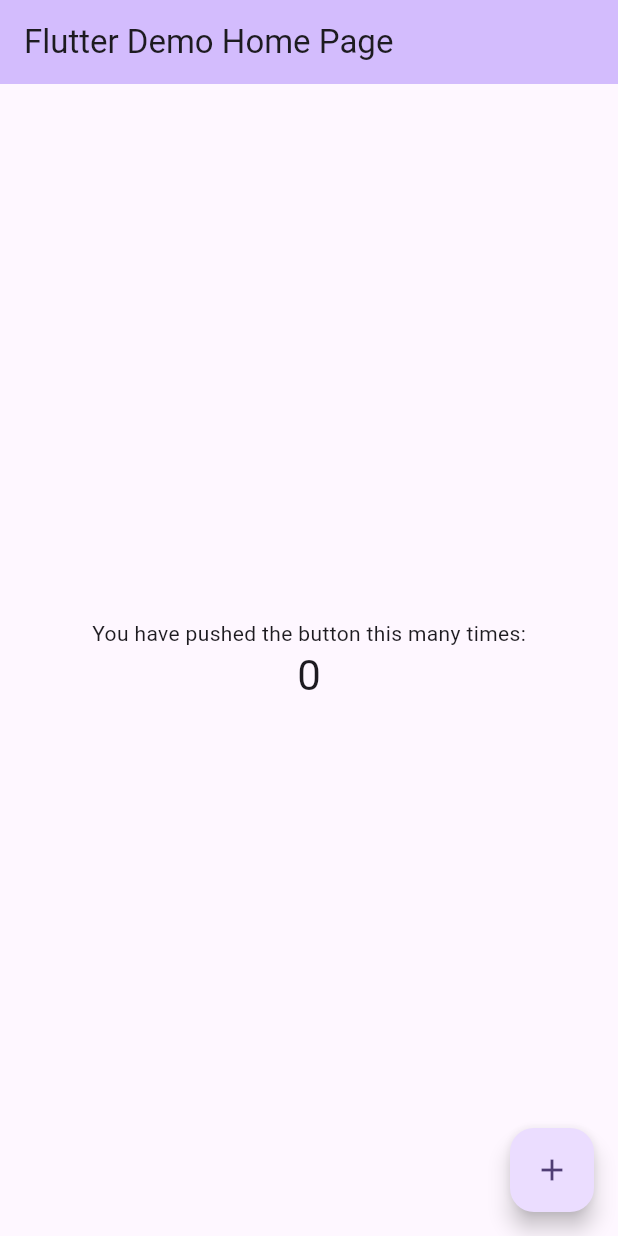
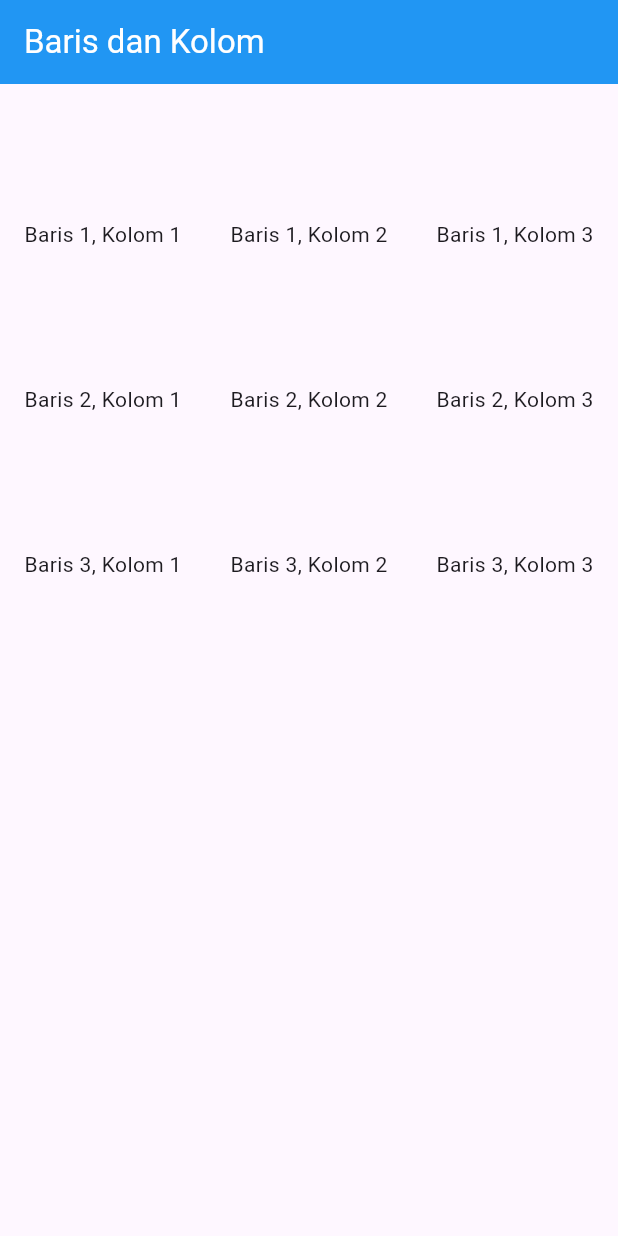
Before and after one commit to adejui/mobile-programming, a Flutter app: the screen it shows after launch, on a phone screen of 412 x 824 dp. Run offline on Flutter 3.47's test engine with Material 3 defaults, Android fonts, the phone set to English and light mode, and no system bars.

Commit message:
complete week 4 tasks and materials

```diff
--- /dev/null
+++ b/lib/baris_kolom.dart
@@ -0,0 +1,47 @@
+import 'package:flutter/material.dart';
+
+class BarisKolom extends StatelessWidget {
+  const BarisKolom({super.key});
+
+  @override
+  Widget build(BuildContext context) {
+    return Scaffold(
+      appBar: AppBar(
+        title: const Text("Baris dan Kolom"),
+        backgroundColor: Colors.blue,
+        foregroundColor: Colors.white,
+      ),
+      body: Column(
+        children: const [
+          SizedBox(height: 90),
+          Row(
+            mainAxisAlignment: MainAxisAlignment.spaceAround,
+            children: [
+              Text("Baris 1, Kolom 1"),
+              Text("Baris 1, Kolom 2"),
+              Text("Baris 1, Kolom 3"),
+            ],
+          ),
+          SizedBox(height: 90),
+          Row(
+            mainAxisAlignment: MainAxisAlignment.spaceAround,
+            children: [
+              Text("Baris 2, Kolom 1"),
+              Text("Baris 2, Kolom 2"),
+              Text("Baris 2, Kolom 3"),
+            ],
+          ),
+          SizedBox(height: 90),
+          Row(
+            mainAxisAlignment: MainAxisAlignment.spaceAround,
+            children: [
+              Text("Baris 3, Kolom 1"),
+              Text("Baris 3, Kolom 2"),
+              Text("Baris 3, Kolom 3"),
+            ],
+          ),
+        ],
+      ),
+    );
+  }
+}
--- a/lib/main.dart
+++ b/lib/main.dart
@@ -1,122 +1,20 @@
 import 'package:flutter/material.dart';
+import 'package:latihan_flutter1/baris_kolom.dart';
+import 'package:latihan_flutter1/column_widget.dart';
+import 'package:latihan_flutter1/hello_world.dart';
+import 'package:latihan_flutter1/row_widget.dart';
 
-void main() {
-  runApp(const MyApp());
-}
+void main() => runApp(MyApp());
 
 class MyApp extends StatelessWidget {
   const MyApp({super.key});
-
   // This widget is the root of your application.
   @override
   Widget build(BuildContext context) {
     return MaterialApp(
-      title: 'Flutter Demo',
-      theme: ThemeData(
-        // This is the theme of your application.
-        //
-        // TRY THIS: Try running your application with "flutter run". You'll see
-        // the application has a purple toolbar. Then, without quitting the app,
-        // try changing the seedColor in the colorScheme below to Colors.green
-        // and then invoke "hot reload" (save your changes or press the "hot
-        // reload" button in a Flutter-supported IDE, or press "r" if you used
-        // the command line to start the app).
-        //
-        // Notice that the counter didn't reset back to zero; the application
-        // state is not lost during the reload. To reset the state, use hot
-        // restart instead.
-        //
-        // This works for code too, not just values: Most code changes can be
-        // tested with just a hot reload.
-        colorScheme: ColorScheme.fromSeed(seedColor: Colors.deepPurple),
-      ),
-      home: const MyHomePage(title: 'Flutter Demo Home Page'),
+      debugShowCheckedModeBanner: false,
+      title: 'Latihan Flutter',
+      home: BarisKolom(),
     );
   }
 }
-
-class MyHomePage extends StatefulWidget {
-  const MyHomePage({super.key, required this.title});
-
-  // This widget is the home page of your application. It is stateful, meaning
-  // that it has a State object (defined below) that contains fields that affect
-  // how it looks.
-
-  // This class is the configuration for the state. It holds the values (in this
-  // case the title) provided by the parent (in this case the App widget) and
-  // used by the build method of the State. Fields in a Widget subclass are
-  // always marked "final".
-
-  final String title;
-
-  @override
-  State<MyHomePage> createState() => _MyHomePageState();
-}
-
-class _MyHomePageState extends State<MyHomePage> {
-  int _counter = 0;
-
-  void _incrementCounter() {
-    setState(() {
-      // This call to setState tells the Flutter framework that something has
-      // changed in this State, which causes it to rerun the build method below
-      // so that the display can reflect the updated values. If we changed
-      // _counter without calling setState(), then the build method would not be
-      // called again, and so nothing would appear to happen.
-      _counter++;
-    });
-  }
-
-  @override
-  Widget build(BuildContext context) {
-    // This method is rerun every time setState is called, for instance as done
-    // by the _incrementCounter method above.
-    //
-    // The Flutter framework has been optimized to make rerunning build methods
-    // fast, so that you can just rebuild anything that needs updating rather
-    // than having to individually change instances of widgets.
-    return Scaffold(
-      appBar: AppBar(
-        // TRY THIS: Try changing the color here to a specific color (to
-        // Colors.amber, perhaps?) and trigger a hot reload to see the AppBar
-        // change color while the other colors stay the same.
-        backgroundColor: Theme.of(context).colorScheme.inversePrimary,
-        // Here we take the value from the MyHomePage object that was created by
-        // the App.build method, and use it to set our appbar title.
-        title: Text(widget.title),
-      ),
-      body: Center(
-        // Center is a layout widget. It takes a single child and positions it
-        // in the middle of the parent.
-        child: Column(
-          // Column is also a layout widget. It takes a list of children and
-          // arranges them vertically. By default, it sizes itself to fit its
-          // children horizontally, and tries to be as tall as its parent.
-          //
-          // Column has various properties to control how it sizes itself and
-          // how it positions its children. Here we use mainAxisAlignment to
-          // center the children vertically; the main axis here is the vertical
-          // axis because Columns are vertical (the cross axis would be
-          // horizontal).
-          //
-          // TRY THIS: Invoke "debug painting" (choose the "Toggle Debug Paint"
-          // action in the IDE, or press "p" in the console), to see the
-          // wireframe for each widget.
-          mainAxisAlignment: MainAxisAlignment.center,
-          children: <Widget>[
-            const Text('You have pushed the button this many times:'),
-            Text(
-              '$_counter',
-              style: Theme.of(context).textTheme.headlineMedium,
-            ),
-          ],
-        ),
-      ),
-      floatingActionButton: FloatingActionButton(
-        onPressed: _incrementCounter,
-        tooltip: 'Increment',
-        child: const Icon(Icons.add),
-      ), // This trailing comma makes auto-formatting nicer for build methods.
-    );
-  }
-}
```
Also changed, not shown: lib/column_widget.dart (added, +31 -0 lines), lib/hello_world.dart (added, +16 -0 lines), lib/row_widget.dart (added, +24 -0 lines).
